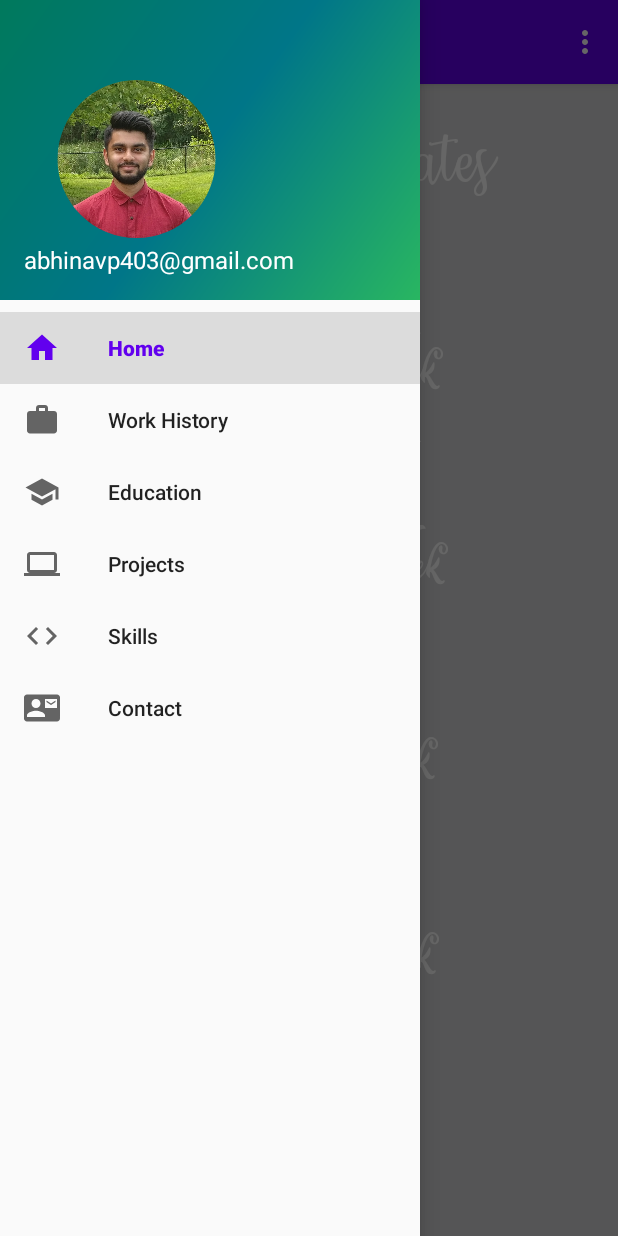
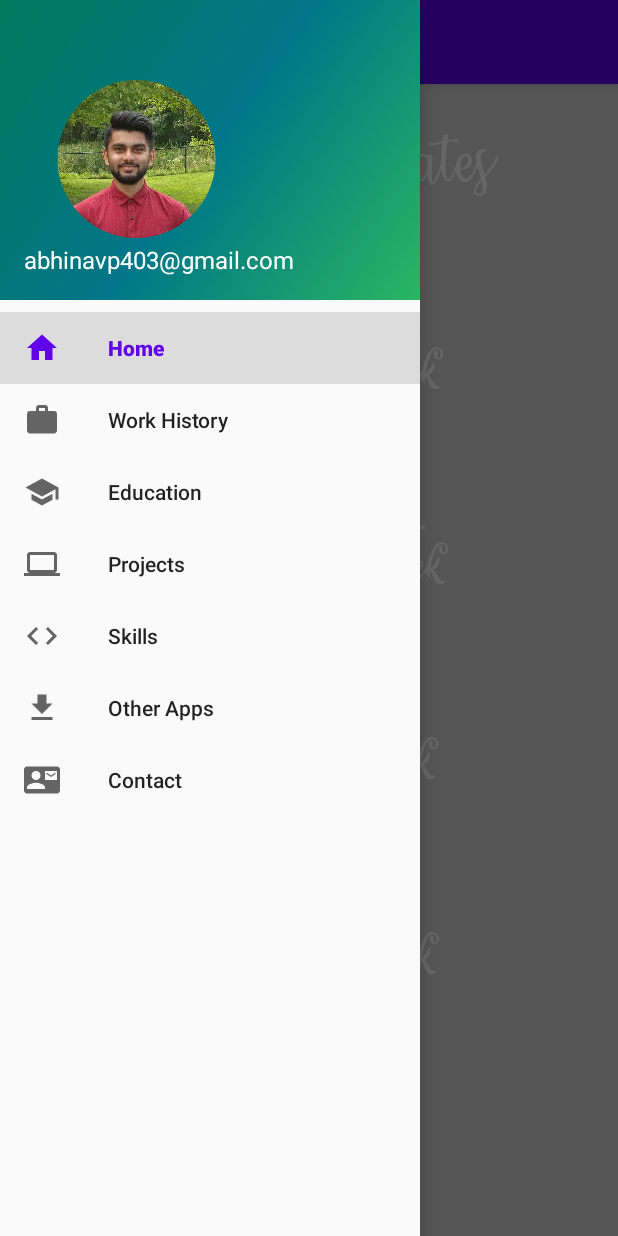
Before and after one commit to abhinavp403/portfolio, an Android app: the screen it shows after launch (MainActivity), with the side drawer open, on a phone screen of 412 x 824 dp. Run offline under Robolectric (Android 15) with nearby library versions, the phone set to English and light mode, and no system bars; our stand-ins replace CircleImageView, Firebase (no records; nobody signed in at launch, a user with empty details on screens opened directly), navigation-ui.

Commit message:
Fifth Commit

```diff
--- a/app/build.gradle
+++ b/app/build.gradle
@@ -14,8 +14,8 @@ android {
         applicationId "com.dev.abhinav.portfolio"
         minSdkVersion 21
         targetSdkVersion 28
-        versionCode 4
-        versionName "1.4"
+        versionCode 5
+        versionName "1.5"
 
         testInstrumentationRunner "androidx.test.runner.AndroidJUnitRunner"
     }
--- a/app/src/main/java/com/dev/abhinav/portfolio/MainActivity.kt
+++ b/app/src/main/java/com/dev/abhinav/portfolio/MainActivity.kt
@@ -4,12 +4,14 @@ import android.os.Bundle
 import android.view.Menu
 import androidx.appcompat.app.AppCompatActivity
 import androidx.appcompat.widget.Toolbar
+import androidx.core.content.ContextCompat
 import androidx.core.view.GravityCompat
 import androidx.drawerlayout.widget.DrawerLayout
 import androidx.navigation.findNavController
 import androidx.navigation.ui.*
 import com.google.android.material.navigation.NavigationView
 import kotlinx.android.synthetic.main.activity_main.*
+import java.security.AccessController.getContext
 
 class MainActivity : AppCompatActivity() {
 
@@ -26,16 +28,10 @@ class MainActivity : AppCompatActivity() {
         val navController = findNavController(R.id.nav_host_fragment)
 
         appBarConfiguration = AppBarConfiguration(
-            setOf(R.id.nav_home, R.id.nav_work, R.id.nav_education, R.id.nav_projects, R.id.nav_skills, R.id.nav_contact), drawerLayout)
+            setOf(R.id.nav_home, R.id.nav_work, R.id.nav_education, R.id.nav_projects, R.id.nav_skills, R.id.nav_otherapps, R.id.nav_contact), drawerLayout)
         setupActionBarWithNavController(navController, appBarConfiguration)
         navView.setupWithNavController(navController)
 
-    }
-
-    override fun onCreateOptionsMenu(menu: Menu): Boolean {
-        // Inflate the menu; this adds items to the action bar if it is present.
-        menuInflater.inflate(R.menu.main, menu)
-        return true
     }
 
     override fun onBackPressed() {
--- /dev/null
+++ b/app/src/main/res/drawable/ic_baseline_get_app_24.xml
@@ -0,0 +1,10 @@
+<vector xmlns:android="http://schemas.android.com/apk/res/android"
+    android:width="24dp"
+    android:height="24dp"
+    android:viewportWidth="24"
+    android:viewportHeight="24"
+    android:tint="?attr/colorControlNormal">
+  <path
+      android:fillColor="@android:color/white"
+      android:pathData="M19,9h-4V3H9v6H5l7,7 7,-7zM5,18v2h14v-2H5z"/>
+</vector>
--- a/app/src/main/res/menu/activity_main_drawer.xml
+++ b/app/src/main/res/menu/activity_main_drawer.xml
@@ -25,6 +25,10 @@
             android:icon="@drawable/ic_code_black_24dp"
             android:title="@string/skills" />
         <item
+            android:id="@+id/nav_otherapps"
+            android:icon="@drawable/ic_baseline_get_app_24"
+            android:title="@string/otherapps" />
+        <item
             android:id="@+id/nav_contact"
             android:icon="@drawable/ic_contact_mail_black_24dp"
             android:title="@string/contact" />
--- a/app/src/main/res/menu/main.xml
+++ /dev/null
@@ -1,9 +0,0 @@
-<?xml version="1.0" encoding="utf-8"?>
-<menu xmlns:android="http://schemas.android.com/apk/res/android"
-    xmlns:app="http://schemas.android.com/apk/res-auto">
-    <item
-        android:id="@+id/action_settings"
-        android:orderInCategory="100"
-        android:title="@string/action_settings"
-        app:showAsAction="never" />
-</menu>
--- a/app/src/main/res/values/strings.xml
+++ b/app/src/main/res/values/strings.xml
@@ -45,4 +45,9 @@
     <string name="projects">Projects</string>
     <string name="menu_projects">Projects</string>
     <string name="song_of_the_week">Song of the Week</string>
+    <string name="menu_otherapps">Other Apps</string>
+    <string name="otherapps">Other Apps</string>
+    <string name="apps_heading">Here Are Other Apps That I\'ve Published</string>
+    <string name="category_quotes">Category Quotes</string>
+    <string name="smart_music_player">Smart Music Player</string>
 </resources>
```
Also changed, not shown: app/src/main/java/com/dev/abhinav/portfolio/ui/apps/OtherAppsFragment.kt (added, +60 -0 lines), app/src/main/java/com/dev/abhinav/portfolio/ui/contact/ContactFragment.kt (+37 -1 lines), app/src/main/java/com/dev/abhinav/portfolio/ui/skills/SkillsFragment.kt (+8 -3 lines), app/src/main/java/com/dev/abhinav/portfolio/ui/work/WorkFragment.kt (+8 -0 lines), app/src/main/res/layout-v28/fragment_otherapps.xml (added, +69 -0 lines), app/src/main/res/navigation/mobile_navigation.xml (+12 -0 lines), app/src/main/res/drawable/cq__app_icon.JPG (added), app/src/main/res/drawable/framework_icon.png (added), app/src/main/res/drawable/irg_icon.jpg (added), app/src/main/res/drawable/smp_app_icon.png (added).
